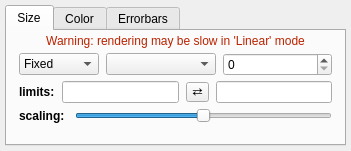
First picture: the form in glue/viewers/scatter/qt/layer_style_editor_scatter.ui, repository glue-viz/glue, before the edit.
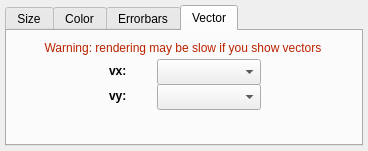
Second picture: the form after the edit. Custom widgets are drawn as their Qt base class.

Commit message: add vector mode function and UI display

The edit to the form file:
```diff
--- a/glue/viewers/scatter/qt/layer_style_editor_scatter.ui
+++ b/glue/viewers/scatter/qt/layer_style_editor_scatter.ui
@@ -6,7 +6,7 @@
    <rect>
     <x>0</x>
     <y>0</y>
-    <width>351</width>
+    <width>368</width>
     <height>151</height>
    </rect>
   </property>
@@ -20,7 +20,7 @@
    <item row="0" column="0">
     <widget class="QTabWidget" name="tab_widget">
      <property name="currentIndex">
-      <number>0</number>
+      <number>3</number>
      </property>
      <widget class="QWidget" name="tab_2">
       <attribute name="title">
@@ -502,6 +502,88 @@
        </item>
       </layout>
      </widget>
+     <widget class="QWidget" name="tab_3">
+      <attribute name="title">
+       <string>Vector</string>
+      </attribute>
+      <widget class="QComboBox" name="combosel_vy_att">
+       <property name="geometry">
+        <rect>
+         <x>150</x>
+         <y>53</y>
+         <width>104</width>
+         <height>26</height>
+        </rect>
+       </property>
+      </widget>
+      <widget class="QLabel" name="label_warning_errorbar_2">
+       <property name="geometry">
+        <rect>
+         <x>12</x>
+         <y>9</y>
+         <width>328</width>
+         <height>16</height>
+        </rect>
+       </property>
+       <property name="styleSheet">
+        <string notr="true">color: #BB2200</string>
+       </property>
+       <property name="text">
+        <string>Warning: rendering may be slow if you show vectors</string>
+       </property>
+       <property name="alignment">
+        <set>Qt::AlignCenter</set>
+       </property>
+      </widget>
+      <widget class="QLabel" name="label_7">
+       <property name="geometry">
+        <rect>
+         <x>102</x>
+         <y>55</y>
+         <width>31</width>
+         <height>20</height>
+        </rect>
+       </property>
+       <property name="font">
+        <font>
+         <weight>75</weight>
+         <bold>true</bold>
+        </font>
+       </property>
+       <property name="text">
+        <string>vy:</string>
+       </property>
+      </widget>
+      <widget class="QComboBox" name="combosel_vx_att">
+       <property name="geometry">
+        <rect>
+         <x>150</x>
+         <y>28</y>
+         <width>104</width>
+         <height>26</height>
+        </rect>
+       </property>
+      </widget>
+      <widget class="QLabel" name="label_8">
+       <property name="geometry">
+        <rect>
+         <x>102</x>
+         <y>30</y>
+         <width>31</width>
+         <height>20</height>
+        </rect>
+       </property>
+       <property name="font">
+        <font>
+         <weight>75</weight>
+         <bold>true</bold>
+        </font>
+       </property>
+       <property name="text">
+        <string>vx:</string>
+       </property>
+      </widget>
+     </widget>
     </widget>
    </item>
   </layout>
```
Left out of the diff: 77 changed lines with no effect on the pictures. The commit also changes 2 other files.
